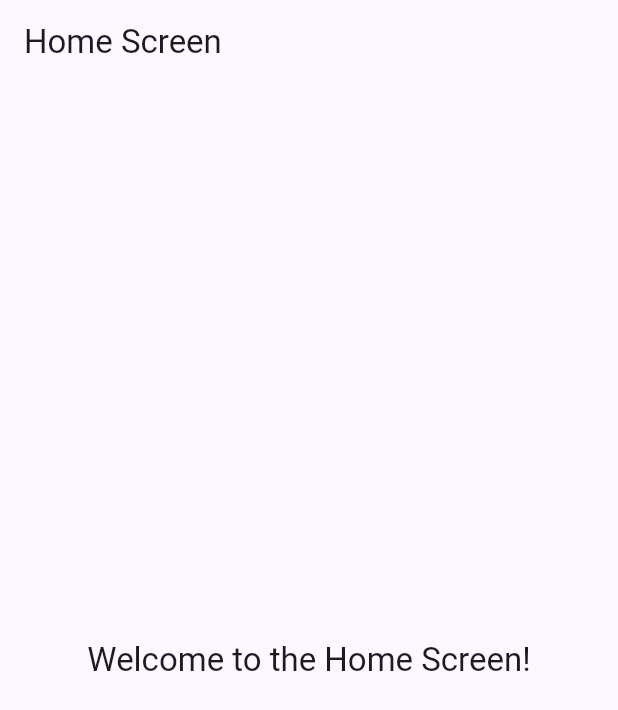
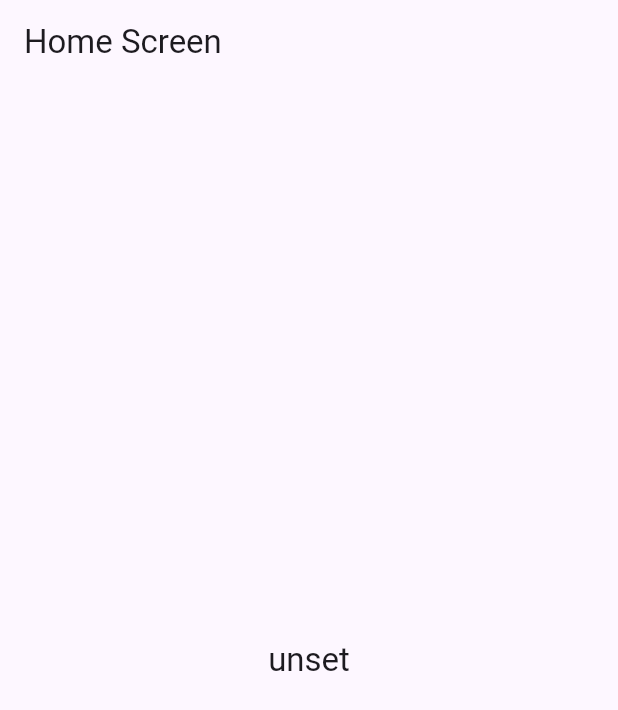
Before and after one commit to eliasDniel/FLUTTER_APP_THE_MOVIEDB, a Flutter app: the screen it shows after launch, on a phone screen of 412 x 824 dp. Shown: the top 710 px of the screen. Run offline on Flutter 3.47's test engine with Material 3 defaults, Android fonts, the phone set to English and light mode, and no system bars; our stand-ins replace flutter_dotenv, go_router.

Commit message:
actualice las variables de entorno

```diff
--- /dev/null
+++ b/lib/config/constants/environment.dart
@@ -0,0 +1,8 @@
+
+
+
+import 'package:flutter_dotenv/flutter_dotenv.dart';
+
+class Environment {
+  static String apiKey = dotenv.env['THE_MOVIE_API_KEY'] ?? '';
+}
--- a/lib/main.dart
+++ b/lib/main.dart
@@ -1,8 +1,10 @@
 import 'package:app_flutter_the_movie/config/router/app_router.dart';
 import 'package:flutter/material.dart';
+import 'package:flutter_dotenv/flutter_dotenv.dart';
 import 'config/theme/app_theme.dart';
 
-void main() {
+Future<void> main() async {
+  await dotenv.load(fileName: ".env");
   runApp(const MainApp());
 }
 
--- a/lib/presentation/screens/movies/home_screen.dart
+++ b/lib/presentation/screens/movies/home_screen.dart
@@ -1,6 +1,8 @@
 
 
+import 'package:app_flutter_the_movie/config/constants/environment.dart';
 import 'package:flutter/material.dart';
+import 'package:flutter_dotenv/flutter_dotenv.dart';
 
 class HomeScreen extends StatelessWidget {
   static const String name = 'home';
@@ -14,7 +16,7 @@ class HomeScreen extends StatelessWidget {
       ),
       body: Center(
         child: Text(
-          'Welcome to the Home Screen!',
+          Environment.apiKey,
           style: Theme.of(context).textTheme.titleLarge,
         ),
       ),
--- a/pubspec.yaml
+++ b/pubspec.yaml
@@ -9,6 +9,7 @@ environment:
 dependencies:
   flutter:
     sdk: flutter
+  flutter_dotenv: ^5.2.1
   go_router: ^16.1.0
 
 dev_dependencies:
@@ -18,3 +19,6 @@ dev_dependencies:
 
 flutter:
   uses-material-design: true
+
+  assets:
+    - .env
```
Also changed, not shown: pubspec.lock.
